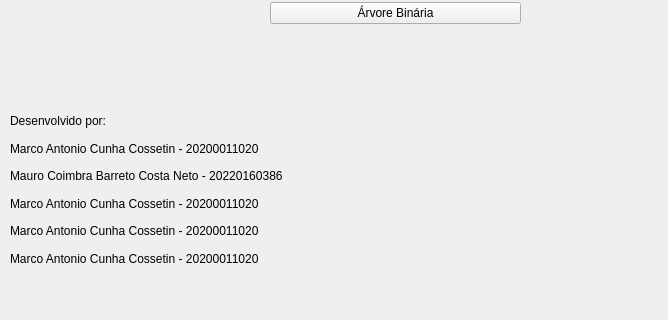
Old version of the form forms/mainwindow.ui in the repository Marrquito/ProjetoFinalED; both pictures show x 0 to 668 and y 310 to 630 of the 800 by 630 pixel window.
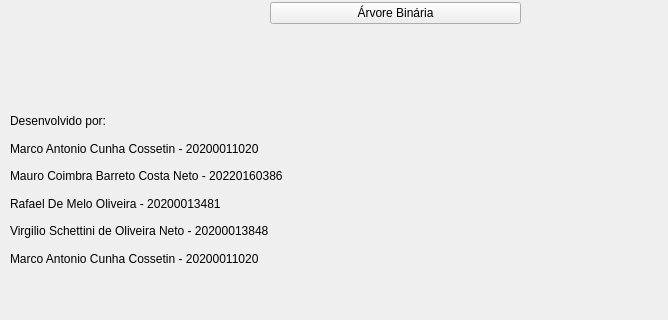
New version of the form. Icons and pictures are not drawn.

```diff
--- a/forms/mainwindow.ui
+++ b/forms/mainwindow.ui
@@ -42,7 +42,7 @@
      <bool>true</bool>
     </property>
    </widget>
-   <widget class="QWidget" name="">
+   <widget class="QWidget" name="layoutWidget">
     <property name="geometry">
      <rect>
       <x>270</x>
@@ -89,7 +89,7 @@
      </item>
     </layout>
    </widget>
-   <widget class="QWidget" name="">
+   <widget class="QWidget" name="layoutWidget">
     <property name="geometry">
      <rect>
       <x>10</x>
@@ -130,14 +130,14 @@
        <item>
         <widget class="QLabel" name="label_5">
          <property name="text">
-          <string>Marco Antonio Cunha Cossetin - 20200011020</string>
+          <string>Rafael De Melo Oliveira - 20200013481</string>
          </property>
         </widget>
        </item>
        <item>
         <widget class="QLabel" name="label_7">
          <property name="text">
-          <string>Marco Antonio Cunha Cossetin - 20200011020</string>
+          <string>Virgilio Schettini de Oliveira Neto - 20200013848</string>
          </property>
         </widget>
        </item>
```
Left out of the diff: 5 changed lines with no effect on the pictures.
